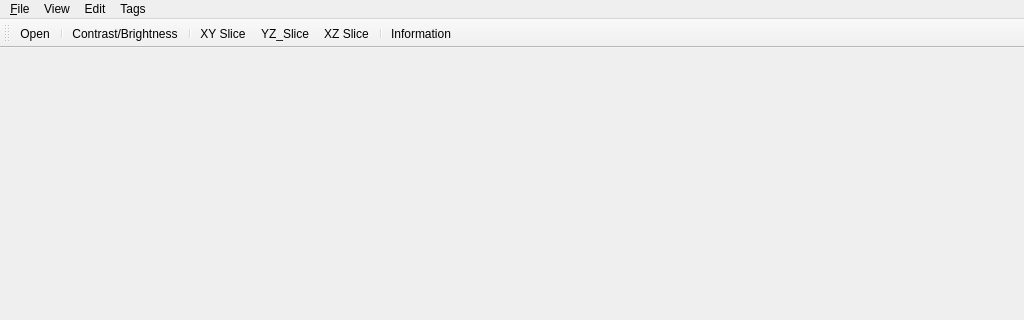
Qt form mainwindow.ui (g7uvw/QTomView) before a commit; both pictures show x 0 to 1024 and y 0 to 320 of the 1024 by 768 pixel window.
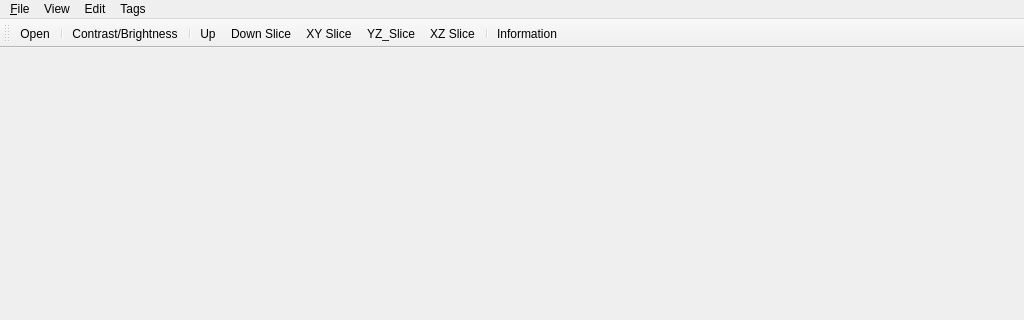
The same form after that commit. Icons and pictures are not drawn.

Commit message: Added basic XY slice stepping

Patch:
```diff
--- a/mainwindow.ui
+++ b/mainwindow.ui
@@ -108,6 +108,8 @@
    <addaction name="separator"/>
    <addaction name="actionConstrast"/>
    <addaction name="separator"/>
+   <addaction name="actionUpSlice"/>
+   <addaction name="actionDown_Slice"/>
    <addaction name="actionXY_Slice"/>
    <addaction name="actionYZ_Slice"/>
    <addaction name="actionXZ_Slice"/>
@@ -303,6 +305,24 @@
     <string>XZ Slice</string>
    </property>
   </action>
+  <action name="actionUpSlice">
+   <property name="icon">
+    <iconset resource="qtomviewresources.qrc">
+     <normaloff>:/Icons/icons/Up.png</normaloff>:/Icons/icons/Up.png</iconset>
+   </property>
+   <property name="text">
+    <string>Up</string>
+   </property>
+  </action>
+  <action name="actionDown_Slice">
+   <property name="icon">
+    <iconset resource="qtomviewresources.qrc">
+     <normaloff>:/Icons/icons/Down.png</normaloff>:/Icons/icons/Down.png</iconset>
+   </property>
+   <property name="text">
+    <string>Down Slice</string>
+   </property>
+  </action>
  </widget>
  <layoutdefault spacing="6" margin="11"/>
  <resources>
```
The commit also changes 5 other files.
